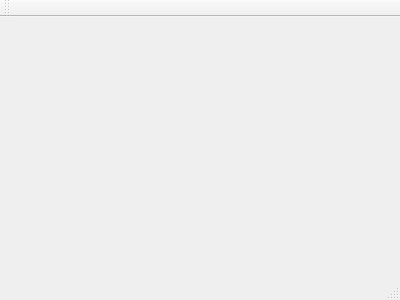
kerimenes/RetailAnalyticWorks, file mainwindow.ui: the form before one commit.
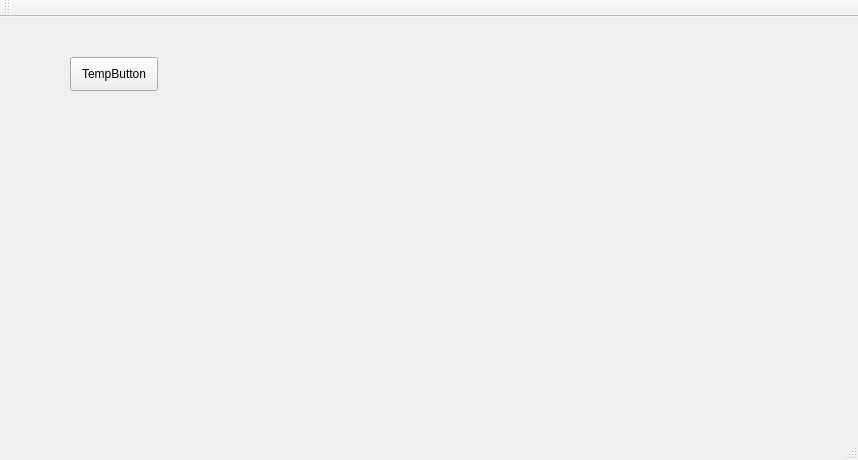
The form after the commit.

The edit to the form file:
```diff
--- a/mainwindow.ui
+++ b/mainwindow.ui
@@ -1,24 +1,53 @@
 <ui version="4.0">
  <class>MainWindow</class>
- <widget class="QMainWindow" name="MainWindow" >
-  <property name="geometry" >
+ <widget class="QMainWindow" name="MainWindow">
+  <property name="geometry">
    <rect>
     <x>0</x>
     <y>0</y>
-    <width>400</width>
-    <height>300</height>
+    <width>858</width>
+    <height>460</height>
    </rect>
   </property>
   <property name="windowTitle" >
    <string>MainWindow</string>
   </property>
-  <widget class="QMenuBar" name="menuBar" />
-  <widget class="QToolBar" name="mainToolBar" />
-  <widget class="QWidget" name="centralWidget" />
-  <widget class="QStatusBar" name="statusBar" />
+  <widget class="QWidget" name="centralWidget">
+   <widget class="QPushButton" name="b_tempButton">
+    <property name="geometry">
+     <rect>
+      <x>70</x>
+      <y>40</y>
+      <width>88</width>
+      <height>34</height>
+     </rect>
+    </property>
+    <property name="text">
+     <string>TempButton</string>
+    </property>
+   </widget>
+  </widget>
+  <widget class="QMenuBar" name="menuBar">
+   <property name="geometry">
+    <rect>
+     <x>0</x>
+     <y>0</y>
+     <width>858</width>
+     <height>30</height>
+    </rect>
+   </property>
+  </widget>
+  <widget class="QToolBar" name="mainToolBar">
+   <attribute name="toolBarArea">
+    <enum>TopToolBarArea</enum>
+   </attribute>
+   <attribute name="toolBarBreak">
+    <bool>false</bool>
+   </attribute>
+  </widget>
+  <widget class="QStatusBar" name="statusBar"/>
  </widget>
- <layoutDefault spacing="6" margin="11" />
- <pixmapfunction></pixmapfunction>
+ <layoutdefault spacing="6" margin="11"/>
  <resources/>
  <connections/>
 </ui>
```
Left out of the diff: 3 changed lines with no effect on the pictures.
